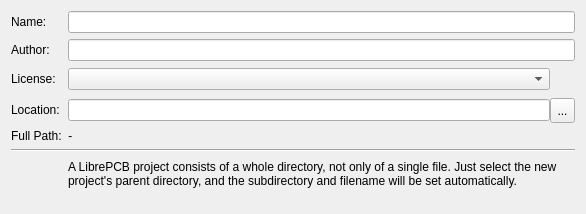
The window that libs/librepcb/projecteditor/newprojectwizard/newprojectwizardpage_metadata.ui (LibrePCB/LibrePCB) describes before a commit, drawn with Qt 5.
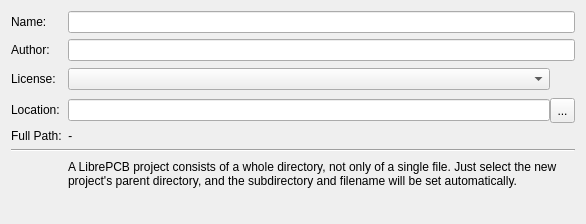
The same window after the commit. Icons and pictures are not drawn.

```diff
--- a/libs/librepcb/projecteditor/newprojectwizard/newprojectwizardpage_metadata.ui
+++ b/libs/librepcb/projecteditor/newprojectwizard/newprojectwizardpage_metadata.ui
@@ -7,7 +7,7 @@
     <x>0</x>
     <y>0</y>
     <width>586</width>
-    <height>214</height>
+    <height>224</height>
    </rect>
   </property>
   <property name="minimumSize">
```
Left out of the diff: 8 changed lines with no effect on the pictures.
